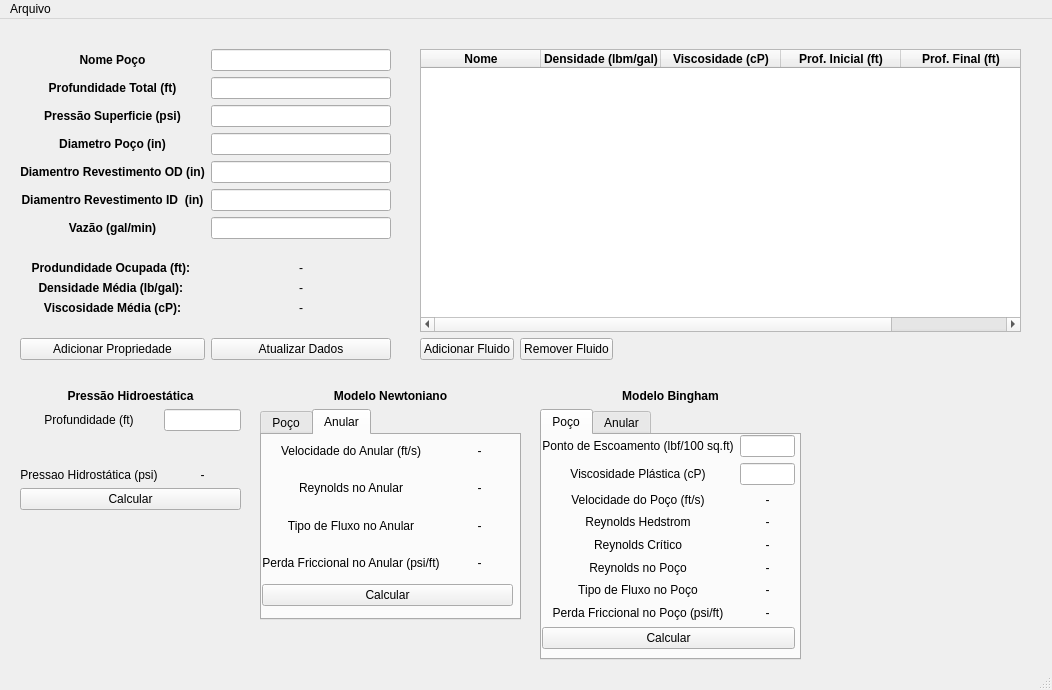
Old version of the form src-v2/CSimuladorPoco.ui in the repository ldsc/ProjetoEngenharia-SoftwareEducacionalParaAnaliseESolucaoDeProblemasEmEngenhariaDePoco.
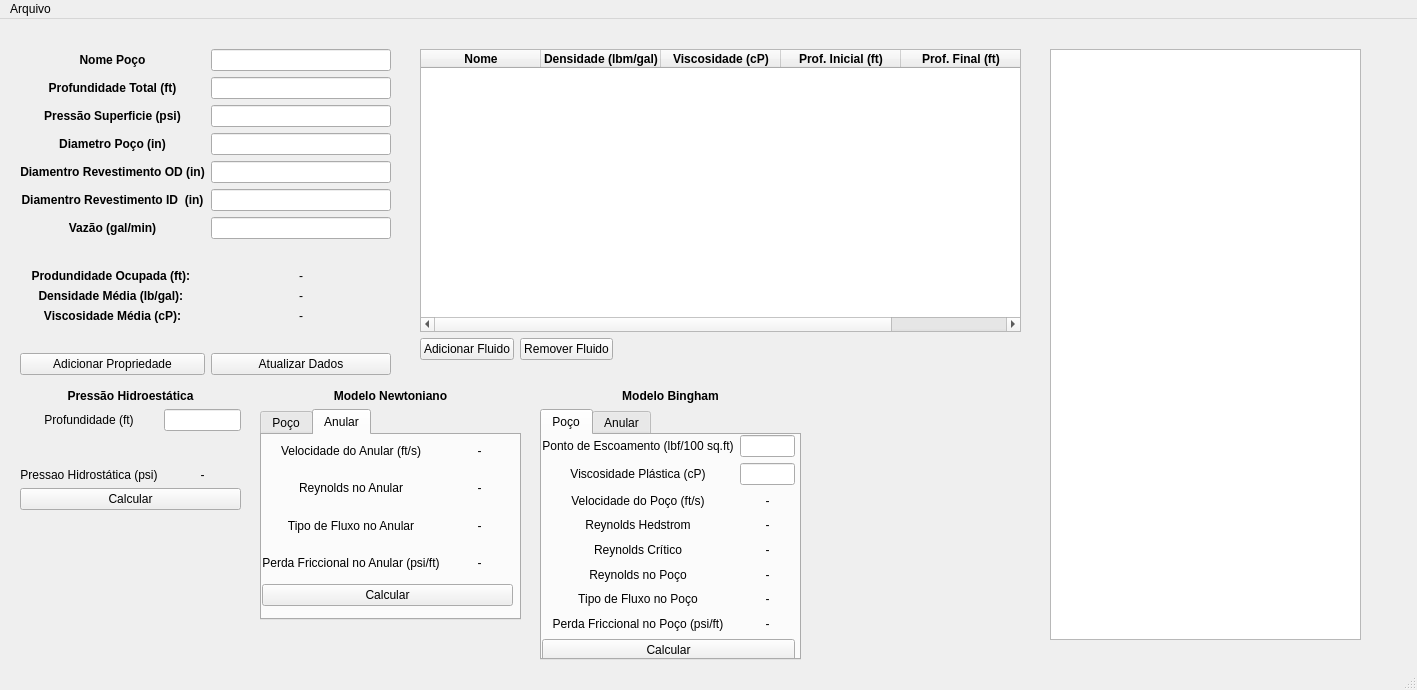
New version of the form.

```diff
--- a/src-v2/CSimuladorPoco.ui
+++ b/src-v2/CSimuladorPoco.ui
@@ -6,7 +6,7 @@
    <rect>
     <x>0</x>
     <y>0</y>
-    <width>1052</width>
+    <width>1417</width>
     <height>690</height>
    </rect>
   </property>
@@ -20,7 +20,7 @@
       <x>20</x>
       <y>30</y>
       <width>371</width>
-      <height>311</height>
+      <height>326</height>
      </rect>
     </property>
     <layout class="QGridLayout" name="gridLayout">
@@ -729,7 +729,7 @@
            <x>0</x>
            <y>0</y>
            <width>253</width>
-           <height>214</height>
+           <height>226</height>
           </rect>
          </property>
          <layout class="QGridLayout" name="gridLayout_5">
@@ -997,14 +997,24 @@
      </item>
     </layout>
    </widget>
+   <widget class="QGraphicsView" name="graphicsView">
+    <property name="geometry">
+     <rect>
+      <x>1050</x>
+      <y>30</y>
+      <width>311</width>
+      <height>591</height>
+     </rect>
+    </property>
+   </widget>
   </widget>
   <widget class="QMenuBar" name="menubar">
    <property name="geometry">
     <rect>
      <x>0</x>
      <y>0</y>
-     <width>1052</width>
-     <height>22</height>
+     <width>1417</width>
+     <height>21</height>
     </rect>
    </property>
    <widget class="QMenu" name="menuArquivo">
```
